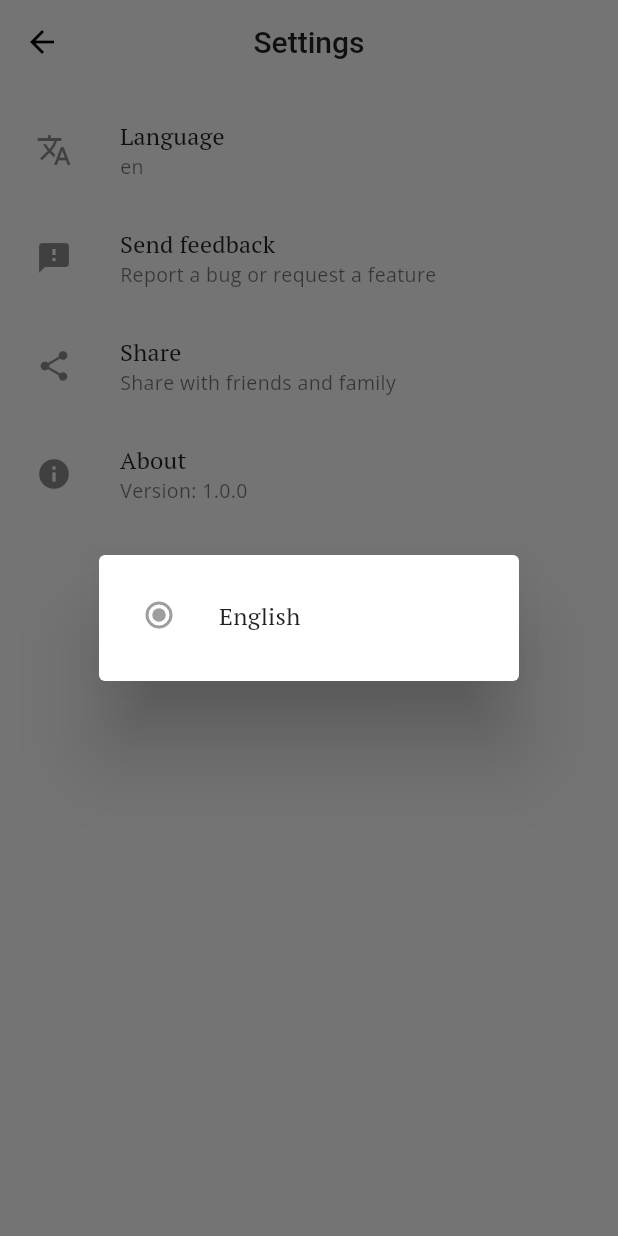
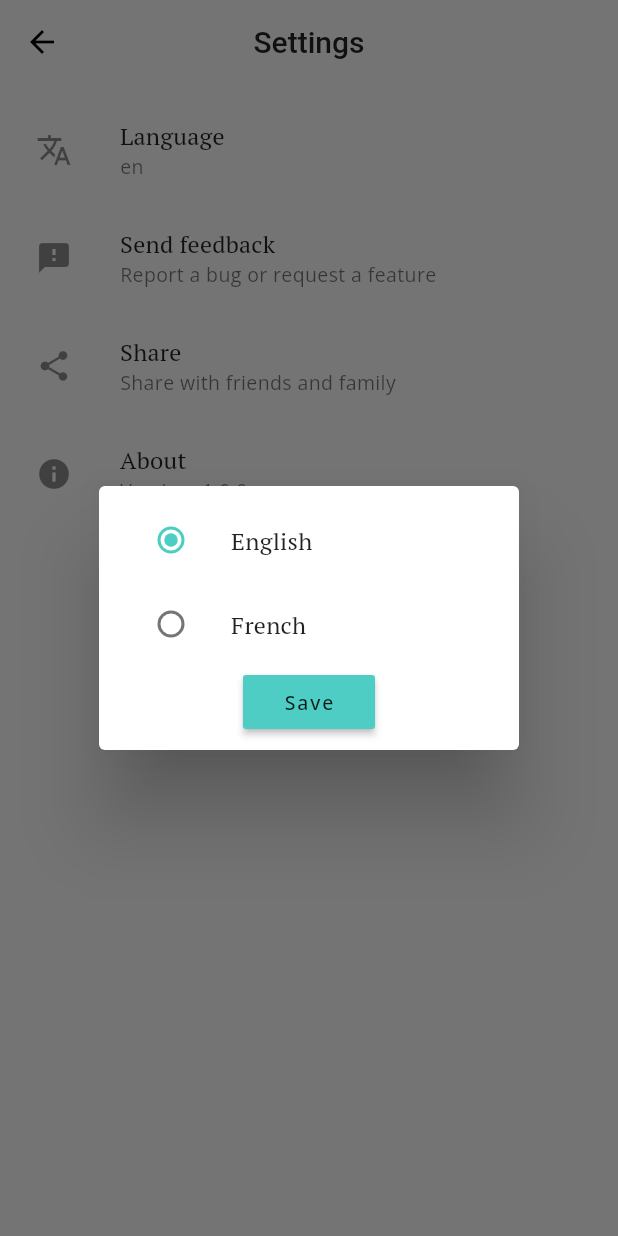
Before and after one commit to marcaureln/meditations, a Flutter app: the Settings screen opened directly, after a tap on "Language", on a phone screen of 412 x 824 dp. Run offline on Flutter 3.47's test engine with Material 2 defaults, Android fonts, the phone set to English and light mode, and no system bars; our stand-ins replace google_fonts, sembast.

Commit message:
make language change dialog stateful

```diff
--- a/lib/views/settings.dart
+++ b/lib/views/settings.dart
@@ -4,6 +4,7 @@ import 'package:url_launcher/url_launcher.dart';
 
 import 'package:stoic/theme/theme.dart';
 import 'package:stoic/theme/app_localizations.dart';
+import 'package:stoic/widgets/change_lang.dart';
 
 class Settings extends StatefulWidget {
   _SettingsState createState() => _SettingsState();
@@ -99,24 +100,19 @@ class _SettingsState extends State<Settings> {
   }
 
   void _changeLanguage() {
-    String _language = 'English';
-
     showDialog(
       context: context,
+      barrierDismissible: false,
       builder: (BuildContext context) {
         return SimpleDialog(
+          contentPadding: EdgeInsets.all(8),
           children: [
-              ListTile(
-                title: Text('English'),
-                leading: Radio(
-                  value: 'English',
-                  groupValue: _language,
-                  onChanged: null,
-                ),
-              ),
+            ChangeLanguageDialogContent(
+                AppLocalizations.of(context).locale.languageCode)
           ],
         );
-        });
+      },
+    );
   }
 
   void _sendFeedback() async {
--- /dev/null
+++ b/lib/widgets/change_lang.dart
@@ -0,0 +1,59 @@
+import 'package:flutter/material.dart';
+import 'package:stoic/theme/app_localizations.dart';
+import 'package:stoic/theme/theme.dart';
+
+class ChangeLanguageDialogContent extends StatefulWidget {
+  final String currentLanguage;
+
+  ChangeLanguageDialogContent(this.currentLanguage);
+
+  _ChangeLanguageDialogContentState createState() =>
+      _ChangeLanguageDialogContentState(currentLanguage);
+}
+
+class _ChangeLanguageDialogContentState
+    extends State<ChangeLanguageDialogContent> {
+  _ChangeLanguageDialogContentState(this.currentLanguage);
+  final String currentLanguage;
+
+  static const Map<String, String> _supportedLanguages = {
+    'en': 'English',
+    'fr': 'French'
+  };
+
+  String _selectedLanguage;
+
+  @override
+  void initState() {
+    super.initState();
+    _selectedLanguage = this.currentLanguage;
+  }
+
+  @override
+  Widget build(BuildContext context) {
+    return Column(
+      children: [
+        for (var key in _supportedLanguages.keys)
+          ListTile(
+            title: Text(_supportedLanguages[key]),
+            leading: Radio(
+              value: key,
+              groupValue: _selectedLanguage,
+              onChanged: (value) {
+                setState(() {
+                  _selectedLanguage = value;
+                });
+              },
+            ),
+          ),
+        RaisedButton(
+          child: Text('Save'),
+          color: myTheme.accentColor,
+          onPressed: () {
+            Navigator.pop(context);
+          },
+        )
+      ],
+    );
+  }
+}
```
Lines whose indentation alone changed are shown as unchanged.
